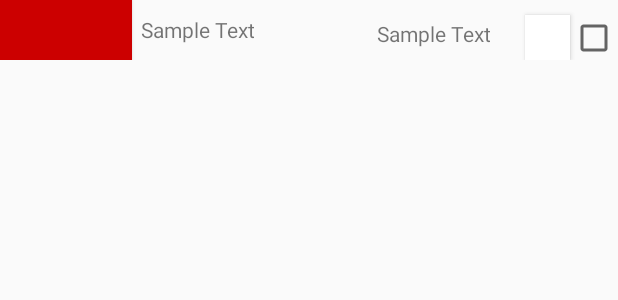
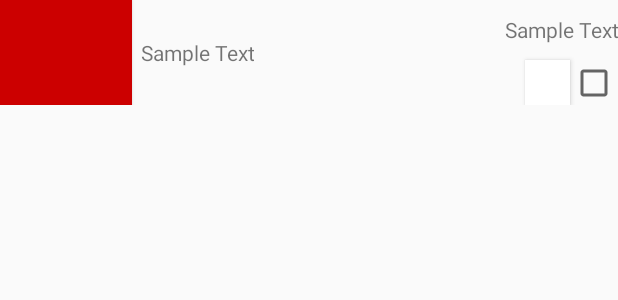
Before and after one commit to MarkoGodra/TaskManager, an Android app: the layout task_row.xml on its own in the app's theme, with its tools: preview values and no code run, on a phone screen of 412 x 824 dp. Shown: the top 300 px of the screen. Run offline under Robolectric (Android 15) with nearby library versions, the phone set to English and light mode, and no system bars.

```diff
--- a/TaskManager/app/src/main/java/ra63_2014/pnrs1/rtrk/taskmanager/NewTask.java
+++ b/TaskManager/app/src/main/java/ra63_2014/pnrs1/rtrk/taskmanager/NewTask.java
@@ -143,16 +143,15 @@ public class NewTask extends AppCompatActivity {
                         && !editTextIme.getText().toString().isEmpty()
                         && !editTextOpis.getText().toString().isEmpty()){
 
-                    //TODO: some operations will come here, adding items to list etc
 
                     Task task = new Task(editTextIme.getText().toString(), editTextOpis.getText().toString(),
-                            priority, storageCalendar, true, true);
+                            priority, storageCalendar, checkBoxPodseti.isChecked(), false);
 
                     setPrioritySet(false);
                     setTimeSet(false);
                     setDateSet(false);
+                    showToastCreated();
 
-                    showToastCreated();
                     Intent i = new Intent(getBaseContext(), StartActivity.class);
 
                     i.putExtra(getResources().getString(R.string.result), task);
--- a/TaskManager/app/src/main/java/ra63_2014/pnrs1/rtrk/taskmanager/StartActivity.java
+++ b/TaskManager/app/src/main/java/ra63_2014/pnrs1/rtrk/taskmanager/StartActivity.java
@@ -16,7 +16,6 @@ public class StartActivity extends AppCompatActivity {
     private Button btnStat;
     private ListView listView;
     private TaskAdapter adapter;
-    private String TAG = "DEBUG";
 
     @Override
     protected void onCreate(Bundle savedInstanceState) {
@@ -62,7 +61,6 @@ public class StartActivity extends AppCompatActivity {
     @Override
     protected void onActivityResult(int requestCode, int resultCode, Intent data) {
         super.onActivityResult(requestCode, resultCode, data);
-        Log.d(TAG, "onActivityResult: USAO OVDE");
         if (requestCode == 1) {
             if (resultCode == Activity.RESULT_OK) {
                 Task task = (Task)data.getSerializableExtra(getResources().getString(R.string.result));
--- a/TaskManager/app/src/main/res/layout/task_row.xml
+++ b/TaskManager/app/src/main/res/layout/task_row.xml
@@ -2,7 +2,7 @@
 <RelativeLayout xmlns:android="http://schemas.android.com/apk/res/android"
     android:orientation="horizontal" android:layout_width="match_parent"
     android:longClickable="true"
-    android:layout_height="40dp">
+    android:layout_height="70dp">
 
     <Button
         android:layout_width="wrap_content"
@@ -23,15 +23,13 @@
 
     <TextView
         android:layout_width="wrap_content"
-        android:layout_height="match_parent"
+        android:layout_height="40dp"
         android:text="@string/sampleText"
         android:textAlignment="center"
         android:gravity="center"
+        android:layout_alignParentRight="true"
         android:id="@+id/edit"
-        android:layout_alignBaseline="@+id/urgency_button"
-        android:layout_alignBottom="@+id/urgency_button"
-        android:layout_toStartOf="@+id/urgency_button"
-        android:layout_marginEnd="23dp" />
+        android:layout_above="@+id/finished_check_box"/>
 
     <CheckBox
         android:layout_width="wrap_content"
```
Also changed, not shown: TaskManager/app/src/main/java/ra63_2014/pnrs1/rtrk/taskmanager/TaskAdapter.java (+42 -2 lines).
